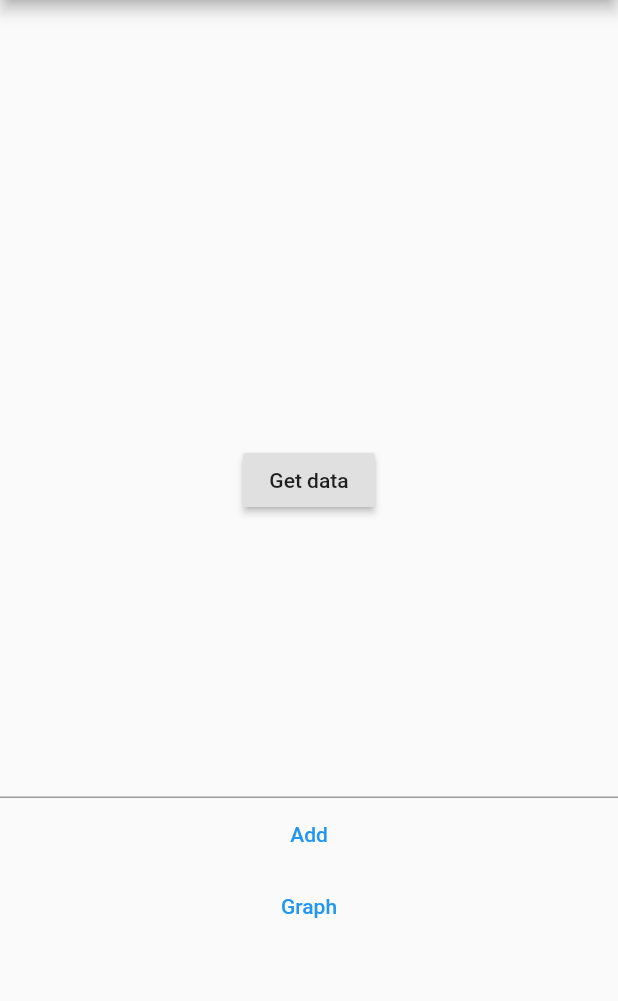
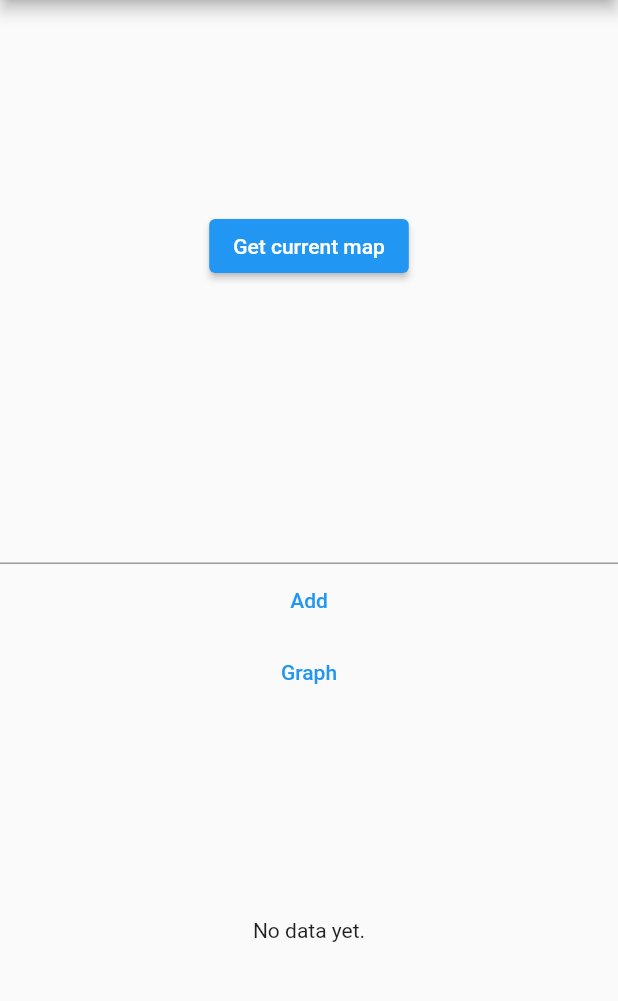
Before and after one commit to EldaloteK/the-apothecary-dispatch, a Flutter app: the screen it shows after launch, on a phone screen of 412 x 824 dp, the part 84-1085 px from its top. Run offline on Flutter 3.47's test engine with Material 2 defaults, Android fonts, the light colour scheme and no system bars.

Commit message:
feat: additional updates to the apothecary dispatch

```diff
--- a/client/lib/apothecary_actions.dart
+++ b/client/lib/apothecary_actions.dart
@@ -1,52 +1,50 @@
-import './apothecary_service.dart';
+import 'package:flutter/material.dart';
 
-import 'package:flutter/material.dart';
-import 'dart:developer' as developer;
-import 'dart:async';
+import 'futures.dart';
 
 class HomePage extends StatefulWidget {
   const HomePage({Key? key}) : super(key: key);
 
   @override
-  State<HomePage> createState() => _HomePageState();
+  State<HomePage> createState() => HomePageState();
 }
 
-class _HomePageState extends State<HomePage> {
-  String currData = '';
+class HomePageState extends State<HomePage> {
   String graphData = '';
   String newRoom = '';
   List<String> deliveryPoints = [];
   final _formKey = GlobalKey<FormState>();
+  late Future<List> calculatedDelivery;
+  late Future<String> currData = Future.value("No data yet.");
+
+  handleSendDeliveryClick() {
+    setState(() {
+      calculatedDelivery = sendDeliveryListCalculate(deliveryPoints);
+    });
+  }
+
+  handleGetMapClick() {
+    setState(() {
+      currData = getCurrentMap();
+    });
+  }
 
   @override
   Widget build(BuildContext context) {
-    return new Scaffold(
+    return Scaffold(
       appBar: AppBar(
         title: const Text('The Apothecary Dispatch: Actions'),
       ),
-      body: new Container(
-        child: Column(
-          mainAxisAlignment: MainAxisAlignment.spaceEvenly,
-          children: [
-            Text('${currData}'),
-            RaisedButton(
-              child: new Text("Get data"),
-              onPressed: () async {
-                String newData = await ApothecaryService().getCurrentMap();
-                setState(() {
-                  currData = newData;
-                });
-              },
-            ),
+      body: Column(mainAxisAlignment: MainAxisAlignment.spaceEvenly, children: [
+        ElevatedButton(
+            child: const Text("Get current map"), onPressed: handleGetMapClick),
         Form(
           key: _formKey,
           child: Column(
             children: <Widget>[
-                  TextFormField(
-                    onChanged: (value) {
+              TextFormField(onChanged: (value) {
                 newRoom = value;
-                    }
-                  ),
+              }),
               TextButton(
                 child: const Text('Add'),
                 onPressed: () {
@@ -55,16 +53,23 @@ class _HomePageState extends State<HomePage> {
               ),
               TextButton(
                 child: const Text('Graph'),
-                    onPressed: () async {
-                      List resultGraphNew = await ApothecaryService().sendDeliveryList(deliveryPoints);
-                    },
+                onPressed: handleSendDeliveryClick,
               ),
             ],
           ),
         ),
-          ]
-        ),
-      ),
+        FutureBuilder<String>(
+          future: currData,
+          builder: (context, snapshot) {
+            if (snapshot.hasData) {
+              return Text(snapshot.data.toString());
+            } else if (snapshot.hasError) {
+              return Text("Error: ${snapshot.error}");
+            }
+            return const CircularProgressIndicator();
+          },
+        )
+      ]),
     );
   }
 }
--- a/client/lib/main.dart
+++ b/client/lib/main.dart
@@ -1,8 +1,4 @@
-import 'dart:async';
-import 'dart:convert';
 import 'package:flutter/material.dart';
-import 'package:http/http.dart' as http;
-import 'dart:developer' as developer;
 import './apothecary_actions.dart';
 
 void main() {
@@ -15,7 +11,7 @@ class ApothecaryApp extends StatelessWidget {
   // Root of application
   @override
   Widget build(BuildContext context) {
-    return MaterialApp(
+    return const MaterialApp(
       home: HomePage()
     );
   }
```
Also changed, not shown: client/lib/apothecary_service.dart (+2 -5 lines), client/lib/futures.dart (added, +12 -0 lines), client/pubspec.lock, 7 other files. Lines whose indentation alone changed are shown as unchanged.
